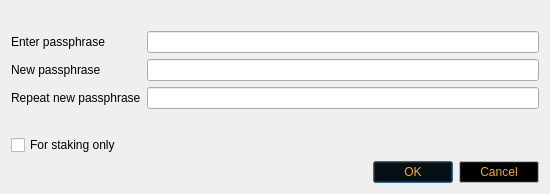
The window that src/qt/forms/askpassphrasedialog.ui (hanzou-x/flapxcoin) describes before a commit, drawn with Qt 5.
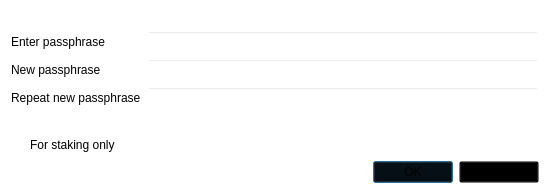
The same window after the commit.

Patch:
```diff
--- a/src/qt/forms/askpassphrasedialog.ui
+++ b/src/qt/forms/askpassphrasedialog.ui
@@ -7,7 +7,7 @@
     <x>0</x>
     <y>0</y>
     <width>550</width>
-    <height>189</height>
+    <height>190</height>
    </rect>
   </property>
   <property name="sizePolicy">
@@ -25,6 +25,9 @@
   <property name="windowTitle">
    <string>Passphrase Dialog</string>
   </property>
+  <property name="styleSheet">
+   <string notr="true">background:transparent;</string>
+  </property>
   <layout class="QGridLayout" name="gridLayout">
    <item row="0" column="0">
     <widget class="QLabel" name="warningLabel">
@@ -133,7 +136,7 @@
         </colorrole>
         <colorrole role="Button">
          <brush brushstyle="SolidPattern">
-          <color alpha="255">
+          <color alpha="0">
            <red>0</red>
            <green>0</green>
            <blue>0</blue>
@@ -205,7 +208,7 @@
         </colorrole>
         <colorrole role="Base">
          <brush brushstyle="SolidPattern">
-          <color alpha="255">
+          <color alpha="0">
            <red>0</red>
            <green>0</green>
            <blue>0</blue>
@@ -214,10 +217,10 @@
         </colorrole>
         <colorrole role="Window">
          <brush brushstyle="SolidPattern">
-          <color alpha="255">
-           <red>255</red>
-           <green>255</green>
-           <blue>255</blue>
+          <color alpha="0">
+           <red>0</red>
+           <green>0</green>
+           <blue>0</blue>
           </color>
          </brush>
         </colorrole>
@@ -270,7 +273,7 @@
         </colorrole>
         <colorrole role="Button">
          <brush brushstyle="SolidPattern">
-          <color alpha="255">
+          <color alpha="0">
            <red>0</red>
            <green>0</green>
            <blue>0</blue>
@@ -342,7 +345,7 @@
         </colorrole>
         <colorrole role="Base">
          <brush brushstyle="SolidPattern">
-          <color alpha="255">
+          <color alpha="0">
            <red>0</red>
            <green>0</green>
            <blue>0</blue>
@@ -351,10 +354,10 @@
         </colorrole>
         <colorrole role="Window">
          <brush brushstyle="SolidPattern">
-          <color alpha="255">
-           <red>255</red>
-           <green>255</green>
-           <blue>255</blue>
+          <color alpha="0">
+           <red>0</red>
+           <green>0</green>
+           <blue>0</blue>
           </color>
          </brush>
         </colorrole>
@@ -407,7 +410,7 @@
         </colorrole>
         <colorrole role="Button">
          <brush brushstyle="SolidPattern">
-          <color alpha="255">
+          <color alpha="0">
            <red>0</red>
            <green>0</green>
            <blue>0</blue>
@@ -479,19 +482,19 @@
         </colorrole>
         <colorrole role="Base">
          <brush brushstyle="SolidPattern">
-          <color alpha="255">
-           <red>255</red>
-           <green>255</green>
-           <blue>255</blue>
+          <color alpha="0">
+           <red>0</red>
+           <green>0</green>
+           <blue>0</blue>
           </color>
          </brush>
         </colorrole>
         <colorrole role="Window">
          <brush brushstyle="SolidPattern">
-          <color alpha="255">
-           <red>255</red>
-           <green>255</green>
-           <blue>255</blue>
+          <color alpha="0">
+           <red>0</red>
+           <green>0</green>
+           <blue>0</blue>
           </color>
          </brush>
         </colorrole>
```
